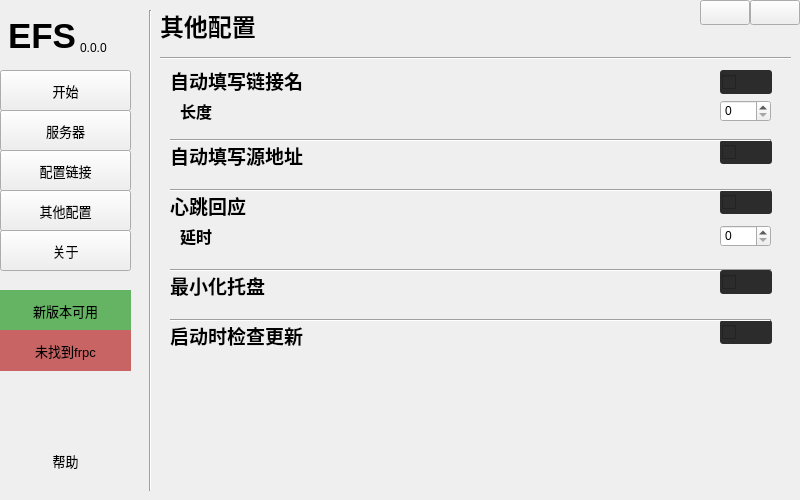
This is ui/main.ui in LyceenAiro/EazyFrpSetting as Qt 5 draws it before an edit. The edited form follows.
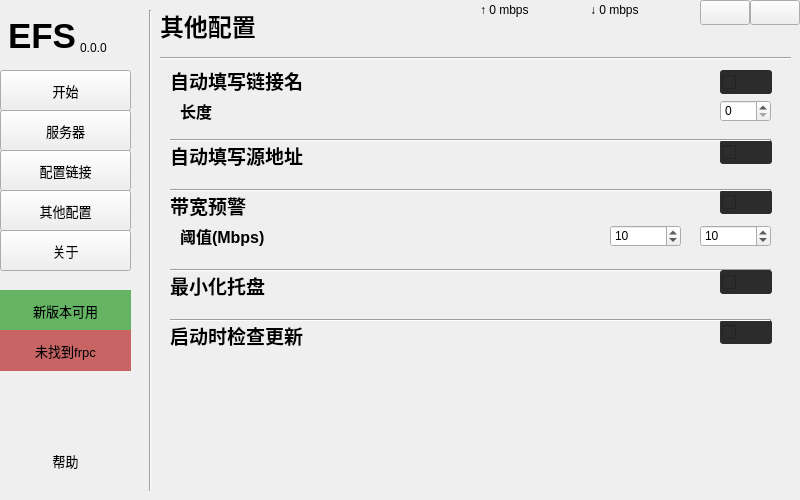
This is the edited form. The open tabs and pages were chosen to show the change.

Commit message: v2.1.1：增加了带宽自动检测和报警的功能

Diff of the .ui file:
```diff
--- a/ui/main.ui
+++ b/ui/main.ui
@@ -64,7 +64,7 @@
      <bool>false</bool>
     </property>
     <property name="currentIndex">
-     <number>1</number>
+     <number>3</number>
     </property>
     <widget class="QWidget" name="page">
      <widget class="Line" name="line_5">
@@ -846,7 +846,7 @@
        <string/>
       </property>
      </widget>
-     <widget class="QCheckBox" name="auto_heartbeat">
+     <widget class="QCheckBox" name="auto_bandwidth">
       <property name="geometry">
        <rect>
         <x>560</x>
@@ -962,7 +962,7 @@
        </font>
       </property>
       <property name="text">
-       <string>心跳回应</string>
+       <string>带宽预警</string>
       </property>
      </widget>
      <widget class="QLabel" name="label_17">
@@ -981,7 +981,7 @@
        </font>
       </property>
       <property name="text">
-       <string>延时</string>
+       <string>阈值(Mbps)</string>
       </property>
      </widget>
      <widget class="QSpinBox" name="auto_linkname_box">
@@ -993,16 +993,25 @@
         <height>22</height>
        </rect>
       </property>
+      <property name="maximum">
+       <number>20</number>
+      </property>
      </widget>
-     <widget class="QSpinBox" name="auto_heartbeat_box">
+     <widget class="QSpinBox" name="auto_bandwidth_up">
       <property name="geometry">
        <rect>
-        <x>560</x>
+        <x>450</x>
         <y>215</y>
-        <width>51</width>
+        <width>71</width>
         <height>22</height>
        </rect>
       </property>
+      <property name="maximum">
+       <number>1000000</number>
+      </property>
+      <property name="value">
+       <number>10</number>
+      </property>
      </widget>
      <widget class="Line" name="line_7">
       <property name="geometry">
@@ -1180,6 +1189,22 @@
        <enum>Qt::Horizontal</enum>
       </property>
      </widget>
+     <widget class="QSpinBox" name="auto_bandwidth_down">
+      <property name="geometry">
+       <rect>
+        <x>540</x>
+        <y>215</y>
+        <width>71</width>
+        <height>22</height>
+       </rect>
+      </property>
+      <property name="maximum">
+       <number>1000000</number>
+      </property>
+      <property name="value">
+       <number>10</number>
+      </property>
+     </widget>
     </widget>
     <widget class="QWidget" name="page2">
      <widget class="Line" name="line_2">
@@ -1458,16 +1483,16 @@
    <widget class="QWidget" name="widget_3" native="true">
     <property name="geometry">
      <rect>
-      <x>580</x>
+      <x>460</x>
       <y>0</y>
-      <width>221</width>
+      <width>341</width>
       <height>31</height>
      </rect>
     </property>
     <widget class="QPushButton" name="window_close">
      <property name="geometry">
       <rect>
-       <x>170</x>
+       <x>290</x>
        <y>0</y>
        <width>50</width>
        <height>25</height>
@@ -1483,7 +1508,7 @@
     <widget class="QPushButton" name="window_mini">
      <property name="geometry">
       <rect>
-       <x>120</x>
+       <x>240</x>
        <y>0</y>
        <width>50</width>
        <height>25</height>
@@ -1498,8 +1523,36 @@
       <string/>
      </property>
     </widget>
+    <widget class="QLabel" name="net_updata">
+     <property name="geometry">
+      <rect>
+       <x>20</x>
+       <y>0</y>
+       <width>101</width>
+       <height>20</height>
+      </rect>
+     </property>
+     <property name="text">
+      <string>↑ 0 mbps</string>
+     </property>
+    </widget>
+    <widget class="QLabel" name="net_downdata">
+     <property name="geometry">
+      <rect>
+       <x>130</x>
+       <y>0</y>
+       <width>101</width>
+       <height>20</height>
+      </rect>
+     </property>
+     <property name="text">
+      <string>↓ 0 mbps</string>
+     </property>
+    </widget>
     <zorder>window_mini</zorder>
     <zorder>window_close</zorder>
+    <zorder>net_updata</zorder>
+    <zorder>net_downdata</zorder>
    </widget>
    <widget class="QPushButton" name="page_main">
     <property name="geometry">
```
The commit also changes 4 other files.
